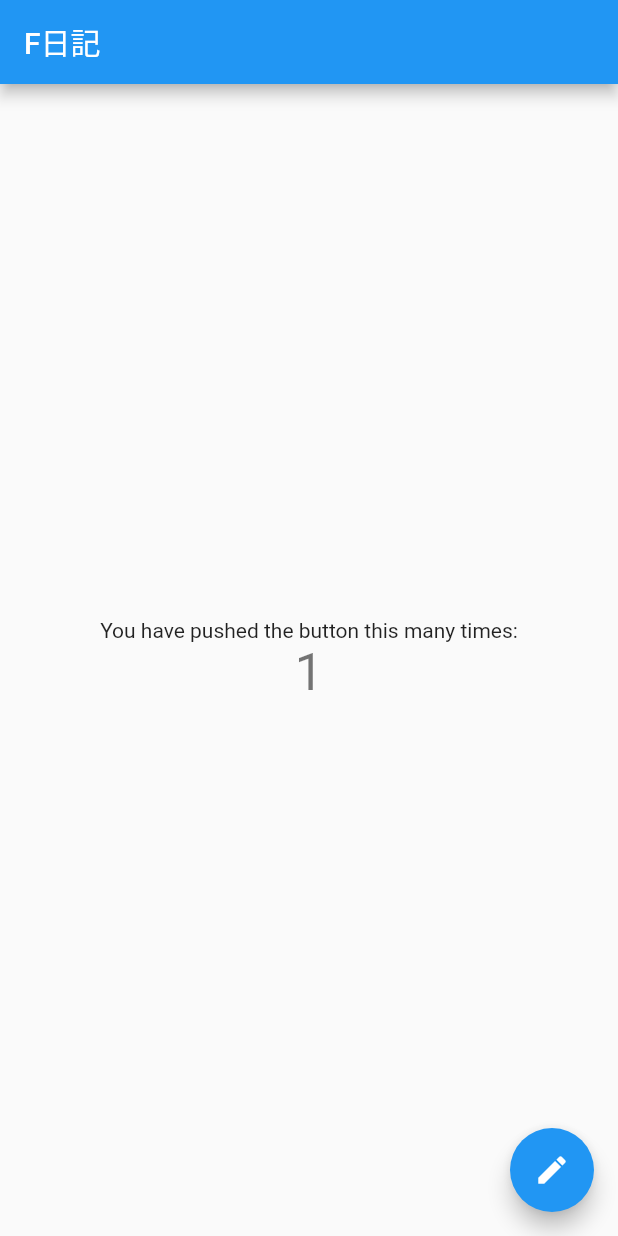
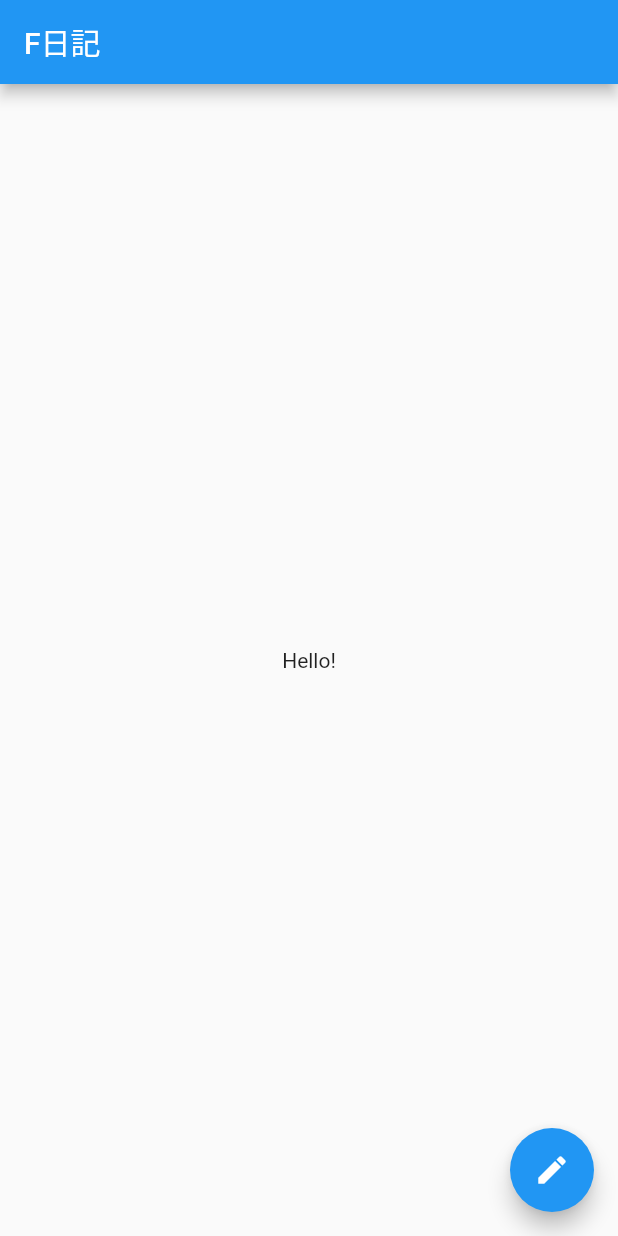
Before and after one commit to ken1flan/f_diary, a Flutter app: the screen it shows after launch, after a tap on the "edit" icon, on a phone screen of 412 x 824 dp. Run offline on Flutter 3.47's test engine with Material 2 defaults, Android fonts, the phone set to English and light mode, and no system bars.

Commit message:
Change to stateless widget (#4)
ホームページには状態がないので、
ステートレスウィジェットに変更します。

```diff
--- a/lib/widgets/my_home_page.dart
+++ b/lib/widgets/my_home_page.dart
@@ -1,86 +1,30 @@
 import 'package:flutter/material.dart';
 
-class MyHomePage extends StatefulWidget {
+class MyHomePage extends StatelessWidget {
   const MyHomePage({Key? key, required this.title}) : super(key: key);
-
-  // This widget is the home page of your application. It is stateful, meaning
-  // that it has a State object (defined below) that contains fields that affect
-  // how it looks.
-
-  // This class is the configuration for the state. It holds the values (in this
-  // case the title) provided by the parent (in this case the App widget) and
-  // used by the build method of the State. Fields in a Widget subclass are
-  // always marked "final".
 
   final String title;
 
   @override
-  State<MyHomePage> createState() => _MyHomePageState();
-}
-
-class _MyHomePageState extends State<MyHomePage> {
-  int _counter = 0;
-
-  void _incrementCounter() {
-    setState(() {
-      // This call to setState tells the Flutter framework that something has
-      // changed in this State, which causes it to rerun the build method below
-      // so that the display can reflect the updated values. If we changed
-      // _counter without calling setState(), then the build method would not be
-      // called again, and so nothing would appear to happen.
-      _counter++;
-    });
-  }
-
-  @override
   Widget build(BuildContext context) {
-    // This method is rerun every time setState is called, for instance as done
-    // by the _incrementCounter method above.
-    //
-    // The Flutter framework has been optimized to make rerunning build methods
-    // fast, so that you can just rebuild anything that needs updating rather
-    // than having to individually change instances of widgets.
     return Scaffold(
       appBar: AppBar(
-        // Here we take the value from the MyHomePage object that was created by
-        // the App.build method, and use it to set our appbar title.
-        title: Text(widget.title),
+        title: Text(title),
       ),
-      body: Center(
-        // Center is a layout widget. It takes a single child and positions it
-        // in the middle of the parent.
-        child: Column(
-          // Column is also a layout widget. It takes a list of children and
-          // arranges them vertically. By default, it sizes itself to fit its
-          // children horizontally, and tries to be as tall as its parent.
-          //
-          // Invoke "debug painting" (press "p" in the console, choose the
-          // "Toggle Debug Paint" action from the Flutter Inspector in Android
-          // Studio, or the "Toggle Debug Paint" command in Visual Studio Code)
-          // to see the wireframe for each widget.
-          //
-          // Column has various properties to control how it sizes itself and
-          // how it positions its children. Here we use mainAxisAlignment to
-          // center the children vertically; the main axis here is the vertical
-          // axis because Columns are vertical (the cross axis would be
-          // horizontal).
-          mainAxisAlignment: MainAxisAlignment.center,
-          children: <Widget>[
-            const Text(
-              'You have pushed the button this many times:',
-            ),
-            Text(
-              '$_counter',
-              style: Theme.of(context).textTheme.headline4,
-            ),
-          ],
-        ),
+      body: const Center(
+        child: Text('Hello!'),
       ),
       floatingActionButton: FloatingActionButton(
-        onPressed: _incrementCounter,
-        tooltip: 'Increment',
+        onPressed: () {
+          _openArticle();
+        },
+        tooltip: 'Open article',
         child: const Icon(Icons.edit),
       ), // This trailing comma makes auto-formatting nicer for build methods.
     );
   }
+
+  void _openArticle() {
+    // 記事ページを開く
+  }
 }
```
Also changed, not shown: 1 other file.
